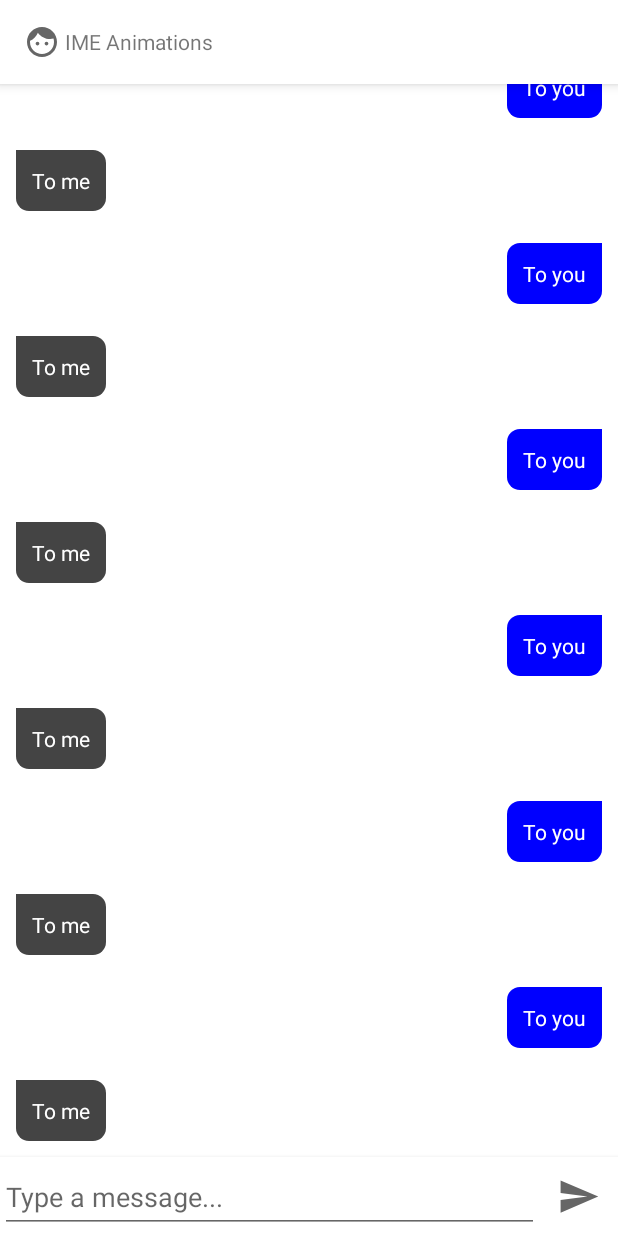
After one commit to qdsfdhvh/demo-base-layout, an Android app: the ChatActivity screen opened directly, with no data from a screen before it, on a phone screen of 412 x 824 dp. The commit adds this screen. Run offline under Robolectric (Android 15) with nearby library versions, the phone set to English and light mode, and no system bars.

Commit message:
Add ChatActivity

```diff
--- a/app/src/main/AndroidManifest.xml
+++ b/app/src/main/AndroidManifest.xml
@@ -16,9 +16,12 @@
                 <category android:name="android.intent.category.LAUNCHER" />
             </intent-filter>
         </activity>
+
         <activity
             android:name=".course.OnlineActivity"
             android:screenOrientation="landscape" />
+
+        <activity android:name=".chat.ChatActivity" />
     </application>
 
 </manifest>
--- a/app/src/main/java/com/seiko/demo/MainActivity.kt
+++ b/app/src/main/java/com/seiko/demo/MainActivity.kt
@@ -1,5 +1,6 @@
 package com.seiko.demo
 
+import android.annotation.SuppressLint
 import android.content.Context
 import android.content.Intent
 import android.os.Bundle
@@ -7,6 +8,7 @@ import android.util.AttributeSet
 import android.widget.Button
 import com.seiko.demo.base.BaseActivity
 import com.seiko.demo.base.CustomLayout
+import com.seiko.demo.chat.ChatActivity
 import com.seiko.demo.course.OnlineActivity
 
 class MainActivity : BaseActivity() {
@@ -17,9 +19,13 @@ class MainActivity : BaseActivity() {
         contentView.btnGoToOnline.setOnClickListener {
             startActivity(Intent(this, OnlineActivity::class.java))
         }
+        contentView.btnGoToChat.setOnClickListener {
+            startActivity(Intent(this, ChatActivity::class.java))
+        }
     }
 }
 
+@SuppressLint("SetTextI18n")
 class MainActivityLayout @JvmOverloads constructor(
     context: Context,
     attrs: AttributeSet? = null
@@ -29,7 +35,7 @@ class MainActivityLayout @JvmOverloads constructor(
     val btnGoToOnline = Button(context).autoAddView()
 
     @JvmField
-    val btnGoToMultiType = Button(context).autoAddView()
+    val btnGoToChat = Button(context).autoAddView()
 
     @JvmField
     val btnTest1 = Button(context).autoAddView()
@@ -39,17 +45,17 @@ class MainActivityLayout @JvmOverloads constructor(
 
     init {
         btnGoToOnline.text = "在线直播"
-        btnGoToMultiType.text = "多类型列表"
+        btnGoToChat.text = "WindowInsets使用"
         btnTest1.text = "测试1"
         btnTest2.text = "测试2"
     }
 
     override fun onMeasure(widthMeasureSpec: Int, heightMeasureSpec: Int) {
         super.onMeasure(widthMeasureSpec, heightMeasureSpec)
-        autoMeasure(btnGoToOnline, btnGoToMultiType, btnTest1, btnTest2)
+        autoMeasure(btnGoToOnline, btnGoToChat, btnTest1, btnTest2)
     }
 
     override fun onLayout(changed: Boolean, l: Int, t: Int, r: Int, b: Int) {
-        layoutCenter(btnGoToOnline, btnGoToMultiType, btnTest1, btnTest2)
+        layoutCenter(btnGoToOnline, btnGoToChat, btnTest1, btnTest2)
     }
 }
--- /dev/null
+++ b/app/src/main/java/com/seiko/demo/chat/ChatActivity.kt
@@ -0,0 +1,156 @@
+package com.seiko.demo.chat
+
+import android.annotation.SuppressLint
+import android.content.Context
+import android.os.Build
+import android.os.Bundle
+import android.view.WindowInsets
+import android.widget.ImageButton
+import android.widget.ImageView
+import android.widget.TextView
+import androidx.appcompat.widget.AppCompatEditText
+import androidx.core.view.ViewCompat
+import androidx.core.view.updatePadding
+import androidx.recyclerview.widget.LinearLayoutManager
+import androidx.recyclerview.widget.RecyclerView
+import com.google.android.material.appbar.MaterialToolbar
+import com.google.android.material.textfield.TextInputLayout
+import com.seiko.demo.R
+import com.seiko.demo.base.BaseActivity
+import com.seiko.demo.base.CustomLayout
+import com.seiko.demo.utils.getAttrColor
+import com.seiko.demo.utils.toTheme
+
+class ChatActivity : BaseActivity() {
+
+  private val edgeInsetDelegate by lazy(LazyThreadSafetyMode.NONE) {
+    EdgeInsetDelegate(this)
+  }
+
+  @SuppressLint("WrongConstant")
+  @Suppress("DEPRECATION")
+  override fun onCreate(savedInstanceState: Bundle?) {
+    super.onCreate(savedInstanceState)
+
+    val contentView = ChatLayout(this)
+    setContentView(contentView)
+
+    ViewCompat.getWindowInsetsController(window.decorView)?.let {
+      if (Build.VERSION.SDK_INT >= Build.VERSION_CODES.R) {
+        it.show(WindowInsets.Type.systemBars())
+      }
+      it.isAppearanceLightStatusBars = true
+      it.isAppearanceLightNavigationBars = true
+    }
+
+    edgeInsetDelegate.start()
+
+    with(contentView.recyclerView) {
+      layoutManager = LinearLayoutManager(this@ChatActivity, RecyclerView.VERTICAL, true)
+      adapter = ChatMsgAdapter()
+    }
+
+    with(contentView.toolbar) {
+      doOnApplyWindowInsets { insets, padding, _ ->
+        updatePadding(top = padding.top + insets.systemWindowInsetTop)
+      }
+    }
+    with(contentView.messageHolder) {
+      doOnApplyWindowInsets { insets, padding, _ ->
+        updatePadding(bottom = padding.bottom + insets.systemWindowInsetBottom)
+      }
+    }
+  }
+}
+
+@SuppressLint("SetTextI18n")
+class ChatLayout(context: Context) : CustomLayout(context) {
+
+  private val toolbarLogo = ImageView(context).apply {
+    setImageResource(R.drawable.ic_baseline_face_24)
+  }
+
+  private val toolbarTitle = TextView(context).apply {
+    text = " IME Animations"
+  }
+
+  @JvmField
+  val toolbar = MaterialToolbar(
+    context.toTheme(R.style.Theme_App_Toolbar),
+    null,
+    R.attr.toolbarStyle
+  ).autoAddView(MATCH_PARENT, WRAP_CONTENT) {
+    elevation = 4.dp.toFloat()
+    this.addView(toolbarLogo)
+    this.addView(toolbarTitle)
+  }
+
+  @JvmField
+  val recyclerView = RecyclerView(context).autoAddView(width = MATCH_PARENT)
+
+  @JvmField
+  val messageHolder = ChatMessageHolderView(context).autoAddView(MATCH_PARENT, 48.dp)
+
+  override fun onMeasure(widthMeasureSpec: Int, heightMeasureSpec: Int) {
+    super.onMeasure(widthMeasureSpec, heightMeasureSpec)
+    toolbar.autoMeasure()
+    messageHolder.autoMeasure()
+
+    val parentHeight = MeasureSpec.getSize(heightMeasureSpec)
+    val recyclerViewHeight = parentHeight - toolbar.measuredHeight - messageHolder.measuredHeight
+    recyclerView.autoMeasure(heightMeasureSpec = recyclerViewHeight.toExactlyMeasureSpec())
+  }
+
+  override fun onLayout(changed: Boolean, l: Int, t: Int, r: Int, b: Int) {
+    layoutVertical(toolbar, recyclerView, messageHolder)
+  }
+}
+
+class ChatMessageHolderView(context: Context) : CustomLayout(context) {
+
+  private val inputEdit = AppCompatEditText(context).apply {
+    hint = "Type a message..."
+  }
+
+  @JvmField
+  val input = TextInputLayout(
+    context.toTheme(R.style.Theme_App_InputLayout),
+    null,
+    R.attr.textInputStyle
+  ).autoAddView(height = MATCH_PARENT) {
+    this.addView(inputEdit)
+  }
+
+  @JvmField
+  val btnSend = ImageButton(
+    context.toTheme(R.style.Theme_App_SendButton),
+    null,
+    R.attr.imageButtonStyle
+  ).autoAddView(48.dp) {
+    setImageResource(R.drawable.ic_baseline_send_24)
+  }
+
+  init {
+    setBackgroundColor(context.getAttrColor(R.attr.colorSurface))
+    elevation = 4.dp.toFloat()
+  }
+
+  override fun onMeasure(widthMeasureSpec: Int, heightMeasureSpec: Int) {
+    super.onMeasure(widthMeasureSpec, heightMeasureSpec)
+    btnSend.autoMeasure()
+
+    val parentWidth = MeasureSpec.getSize(widthMeasureSpec)
+    val inputWidth = parentWidth - btnSend.measuredWidth
+    input.autoMeasure(widthMeasureSpec = inputWidth.toExactlyMeasureSpec())
+
+    setMeasuredDimension(
+      widthMeasureSpec,
+      (input.measuredHeight + paddingTop + paddingBottom).toExactlyMeasureSpec()
+    )
+  }
+
+  override fun onLayout(changed: Boolean, l: Int, t: Int, r: Int, b: Int) {
+    input.layout(0, 0)
+    btnSend.layout(input.measuredWidth, 0)
+  }
+}
--- /dev/null
+++ b/app/src/main/java/com/seiko/demo/chat/ChatMsgAdapter.kt
@@ -0,0 +1,113 @@
+package com.seiko.demo.chat
+
+import android.annotation.SuppressLint
+import android.content.Context
+import android.graphics.Color
+import android.view.View
+import android.view.ViewGroup
+import android.widget.TextView
+import androidx.recyclerview.widget.RecyclerView
+import com.seiko.demo.base.CustomLayout
+import com.seiko.demo.utils.DrawableUtils
+
+class ChatMsgAdapter : RecyclerView.Adapter<RecyclerView.ViewHolder>() {
+
+  override fun getItemCount(): Int = 25
+
+  override fun getItemViewType(position: Int): Int {
+    return if (position % 2 == 0) ITEM_TYPE_MESSAGE_OTHER else ITEM_TYPE_MESSAGE_SELF
+  }
+
+  override fun onCreateViewHolder(parent: ViewGroup, viewType: Int): RecyclerView.ViewHolder {
+    val view = when (viewType) {
+      ITEM_TYPE_MESSAGE_SELF -> ChatMsgBubbleSelfView(parent.context)
+      else -> ChatMsgBubbleOtherView(parent.context)
+    }
+    return MessageHolder(view)
+  }
+
+  override fun onBindViewHolder(holder: RecyclerView.ViewHolder, position: Int) {
+
+  }
+
+  companion object {
+    private const val ITEM_TYPE_MESSAGE_SELF = 0
+    private const val ITEM_TYPE_MESSAGE_OTHER = 1
+  }
+}
+
+private class MessageHolder(view: View) : RecyclerView.ViewHolder(view)
+
+@SuppressLint("SetTextI18n")
+class ChatMsgBubbleOtherView(context: Context) : CustomLayout(context) {
+
+  @JvmField
+  val bubbleMessage = TextView(context).autoAddView {
+    setPadding(10.dp)
+    setTextColor(Color.WHITE)
+    background = DrawableUtils.createRadiusDrawable(
+      Color.DKGRAY,
+      topLeft = 0,
+      topRight = 8.dp,
+      bottomRight = 8.dp,
+      bottomLeft = 8.dp
+    )
+  }
+
+  init {
+    bubbleMessage.text = "To me"
+    layoutParams = LayoutParams(MATCH_PARENT, WRAP_CONTENT)
+  }
+
+  override fun onMeasure(widthMeasureSpec: Int, heightMeasureSpec: Int) {
+    super.onMeasure(widthMeasureSpec, heightMeasureSpec)
+    bubbleMessage.autoMeasure()
+    setMeasuredDimension(
+      widthMeasureSpec,
+      (bubbleMessage.measuredHeight
+        + bubbleMessage.paddingTop
+        + bubbleMessage.paddingBottom).toExactlyMeasureSpec()
+    )
+  }
+
+  override fun onLayout(changed: Boolean, l: Int, t: Int, r: Int, b: Int) {
+    bubbleMessage.layout(10.dp, 10.dp)
+  }
+}
+
+@SuppressLint("SetTextI18n")
+class ChatMsgBubbleSelfView(context: Context) : CustomLayout(context) {
+
+  @JvmField
+  val bubbleMessage = TextView(context).autoAddView {
+    setPadding(10.dp)
+    setTextColor(Color.WHITE)
+    background = DrawableUtils.createRadiusDrawable(
+      Color.BLUE,
+      topLeft = 8.dp,
+      topRight = 0,
+      bottomRight = 8.dp,
+      bottomLeft = 8.dp
+    )
+  }
+
+  init {
+    bubbleMessage.text = "To you"
+    layoutParams = LayoutParams(MATCH_PARENT, WRAP_CONTENT)
+  }
+
+  override fun onMeasure(widthMeasureSpec: Int, heightMeasureSpec: Int) {
+    super.onMeasure(widthMeasureSpec, heightMeasureSpec)
+    bubbleMessage.autoMeasure()
+    setMeasuredDimension(
+      widthMeasureSpec,
+      (bubbleMessage.measuredHeight
+        + bubbleMessage.paddingTop
+        + bubbleMessage.paddingBottom).toExactlyMeasureSpec()
+    )
+  }
+
+  override fun onLayout(changed: Boolean, l: Int, t: Int, r: Int, b: Int) {
+    bubbleMessage.layout(10.dp, 10.dp, fromRight = true)
+  }
+}
--- a/app/src/main/java/com/seiko/demo/utils/ContextExtensions.kt
+++ b/app/src/main/java/com/seiko/demo/utils/ContextExtensions.kt
@@ -1,9 +1,19 @@
 package com.seiko.demo.utils
 
 import android.content.Context
+import androidx.annotation.AttrRes
 import androidx.annotation.StyleRes
 import androidx.appcompat.view.ContextThemeWrapper
+import androidx.core.content.ContextCompat
+import androidx.core.content.res.use
 
 fun Context.toTheme(@StyleRes styleId: Int): Context {
   return ContextThemeWrapper(this, styleId)
 }
+
+fun Context.getAttrColor(@AttrRes attrId: Int): Int {
+  return obtainStyledAttributes(intArrayOf(attrId)).use {
+    val colorId = it.getResourceId(0, 0)
+    ContextCompat.getColor(this, colorId)
+  }
+}
--- /dev/null
+++ b/app/src/main/res/drawable/ic_baseline_face_24.xml
@@ -0,0 +1,10 @@
+<vector xmlns:android="http://schemas.android.com/apk/res/android"
+    android:width="24dp"
+    android:height="24dp"
+    android:viewportWidth="24"
+    android:viewportHeight="24"
+    android:tint="?attr/colorControlNormal">
+  <path
+      android:fillColor="@android:color/white"
+      android:pathData="M9,11.75c-0.69,0 -1.25,0.56 -1.25,1.25s0.56,1.25 1.25,1.25 1.25,-0.56 1.25,-1.25 -0.56,-1.25 -1.25,-1.25zM15,11.75c-0.69,0 -1.25,0.56 -1.25,1.25s0.56,1.25 1.25,1.25 1.25,-0.56 1.25,-1.25 -0.56,-1.25 -1.25,-1.25zM12,2C6.48,2 2,6.48 2,12s4.48,10 10,10 10,-4.48 10,-10S17.52,2 12,2zM12,20c-4.41,0 -8,-3.59 -8,-8 0,-0.29 0.02,-0.58 0.05,-0.86 2.36,-1.05 4.23,-2.98 5.21,-5.37C11.07,8.33 14.05,10 17.42,10c0.78,0 1.53,-0.09 2.25,-0.26 0.21,0.71 0.33,1.47 0.33,2.26 0,4.41 -3.59,8 -8,8z"/>
+</vector>
--- /dev/null
+++ b/app/src/main/res/drawable/ic_baseline_send_24.xml
@@ -0,0 +1,11 @@
+<vector xmlns:android="http://schemas.android.com/apk/res/android"
+    android:width="24dp"
+    android:height="24dp"
+    android:viewportWidth="24"
+    android:viewportHeight="24"
+    android:tint="?attr/colorControlNormal"
+    android:autoMirrored="true">
+  <path
+      android:fillColor="@android:color/white"
+      android:pathData="M2.01,21L23,12 2.01,3 2,10l15,2 -15,2z"/>
+</vector>
--- /dev/null
+++ b/app/src/main/res/values/styles.xml
@@ -0,0 +1,12 @@
+<?xml version="1.0" encoding="utf-8"?>
+<resources>
+    <style name="Theme.App.Toolbar">
+        <item name="toolbarStyle">@style/Widget.MaterialComponents.Toolbar.Surface</item>
+    </style>
+    <style name="Theme.App.InputLayout">
+        <item name="textInputStyle">@style/Widget.MaterialComponents.TextInputLayout.OutlinedBox.Dense</item>
+    </style>
+    <style name="Theme.App.SendButton">
+        <item name="imageButtonStyle">@style/Widget.AppCompat.Button.Borderless.Colored</item>
+    </style>
+</resources>
```
